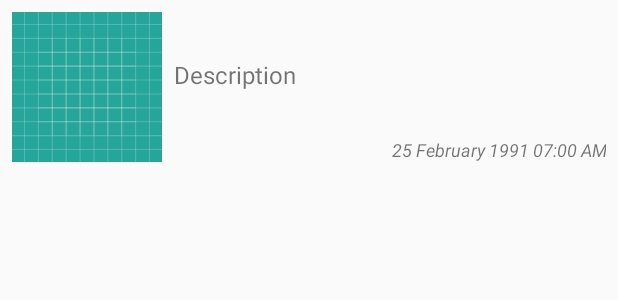
After one commit to FernandoSierraPastrana/QAReporter, an Android app: the layout item_report.xml on its own in the app's theme, with its tools: preview values and no code run, on a phone screen of 412 x 824 dp. The commit adds this screen. Shown: the top 300 px of the screen. Run offline under Robolectric (Android 15) with nearby library versions, the phone set to English and light mode, and no system bars.

Commit message:
Report history
Add of Report list

```diff
--- a/app/src/main/java/com/o7/qareporter/QAReporterExtensions.kt
+++ b/app/src/main/java/com/o7/qareporter/QAReporterExtensions.kt
@@ -6,11 +6,11 @@ import android.net.Uri
 import android.provider.MediaStore
 import android.util.DisplayMetrics
 
-fun Uri.getShareableUri(context: Context): Uri = Uri.parse("file://" + this.getRealPath(context))
+fun Uri.getShareableUri(context: Context?): Uri = Uri.parse("file://" + this.getRealPath(context))
 
-fun Uri.getRealPath(context: Context): String {
+fun Uri.getRealPath(context: Context?): String {
     val result: String
-    val cursor = context.contentResolver?.query(this, null, null, null, null)
+    val cursor = context?.contentResolver?.query(this, null, null, null, null)
     if (cursor == null) {
         result = this.path
     } else {
--- a/app/src/main/java/com/o7/qareporter/domain/interactor/ReportsInteractor.kt
+++ b/app/src/main/java/com/o7/qareporter/domain/interactor/ReportsInteractor.kt
@@ -5,7 +5,7 @@ import com.o7.qareporter.domain.model.Report
 
 class ReportsInteractor(private val reportRepository: ReportRepository) {
 
-    fun saveReport(report: Report) {
-        reportRepository.save(report)
-    }
+    fun saveReport(report: Report) = reportRepository.save(report)
+
+    fun getReports(): List<Report> = reportRepository.getAll()
 }
--- a/app/src/main/java/com/o7/qareporter/presentation/mvp/view/NewView.kt
+++ b/app/src/main/java/com/o7/qareporter/presentation/mvp/view/NewView.kt
@@ -99,7 +99,7 @@ class NewView(activity: NewActivity) {
         return builder.toString()
     }
 
-    fun getReport(): Report = Report(imageUri, editDescription.text.toString(), System.currentTimeMillis())
+    fun getReport(): Report = Report(imageUri.getShareableUri(activityRef.get()), editDescription.text.toString(), System.currentTimeMillis())
 
     fun isValid(): Boolean = ::imageUri.isInitialized
 
--- /dev/null
+++ b/app/src/main/res/layout/item_report.xml
@@ -0,0 +1,45 @@
+<?xml version="1.0" encoding="utf-8"?>
+<RelativeLayout xmlns:android="http://schemas.android.com/apk/res/android"
+    xmlns:tools="http://schemas.android.com/tools"
+    android:layout_width="match_parent"
+    android:layout_height="wrap_content"
+    android:padding="@dimen/margin_all_normal">
+
+    <ImageView
+        android:id="@+id/image_item"
+        android:layout_width="@dimen/width_item_image"
+        android:layout_height="@dimen/width_item_image"
+        android:contentDescription="@null"
+        android:scaleType="centerCrop"
+        tools:src="@drawable/ic_launcher_background" />
+
+    <TextView
+        android:id="@+id/text_item_description"
+        android:layout_width="match_parent"
+        android:layout_height="wrap_content"
+        android:layout_above="@id/text_item_date"
+        android:layout_alignParentTop="true"
+        android:layout_margin="@dimen/margin_all_normal"
+        android:layout_toEndOf="@id/image_item"
+        android:layout_toRightOf="@id/image_item"
+        android:ellipsize="end"
+        android:gravity="center_vertical"
+        android:maxLines="3"
+        android:textSize="@dimen/text_normal"
+        tools:text="Description" />
+
+    <TextView
+        android:id="@+id/text_item_date"
+        android:layout_width="wrap_content"
+        android:layout_height="wrap_content"
+        android:layout_alignBottom="@id/image_item"
+        android:layout_alignParentEnd="true"
+        android:layout_alignParentRight="true"
+        android:layout_toEndOf="@id/image_item"
+        android:layout_toRightOf="@id/image_item"
+        android:gravity="end"
+        android:textSize="@dimen/text_xsmall"
+        android:textStyle="italic"
+        tools:text="25 February 1991 07:00 AM" />
+
+</RelativeLayout>
--- a/app/src/main/res/values/dimens.xml
+++ b/app/src/main/res/values/dimens.xml
@@ -9,4 +9,5 @@
     <dimen name="text_xsmall">12sp</dimen>
     <dimen name="fab_margin">16dp</dimen>
     <dimen name="height_new_image">300dp</dimen>
+    <dimen name="width_item_image">100dp</dimen>
 </resources>
```
Also changed, not shown: app/src/main/java/com/o7/qareporter/presentation/adapter/ReportsAdapter.kt (added, +34 -0 lines), app/src/main/java/com/o7/qareporter/presentation/adapter/delegate/RecyclerDelegate.kt (added, +11 -0 lines), app/src/main/java/com/o7/qareporter/presentation/adapter/delegate/ReportDelegate.kt (added, +30 -0 lines), app/src/main/java/com/o7/qareporter/presentation/adapter/delegate/ViewTypes.kt (added, +18 -0 lines), app/src/main/java/com/o7/qareporter/presentation/mvp/activity/MainActivity.kt (+10 -1 lines), app/src/main/java/com/o7/qareporter/presentation/mvp/presenter/MainPresenter.kt (+11 -1 lines), app/src/main/java/com/o7/qareporter/presentation/mvp/view/MainView.kt (+22 -1 lines), app/src/main/res/layout/activity_main.xml (+9 -0 lines), app/src/main/res/layout/main_empty.xml (added, +9 -0 lines).
